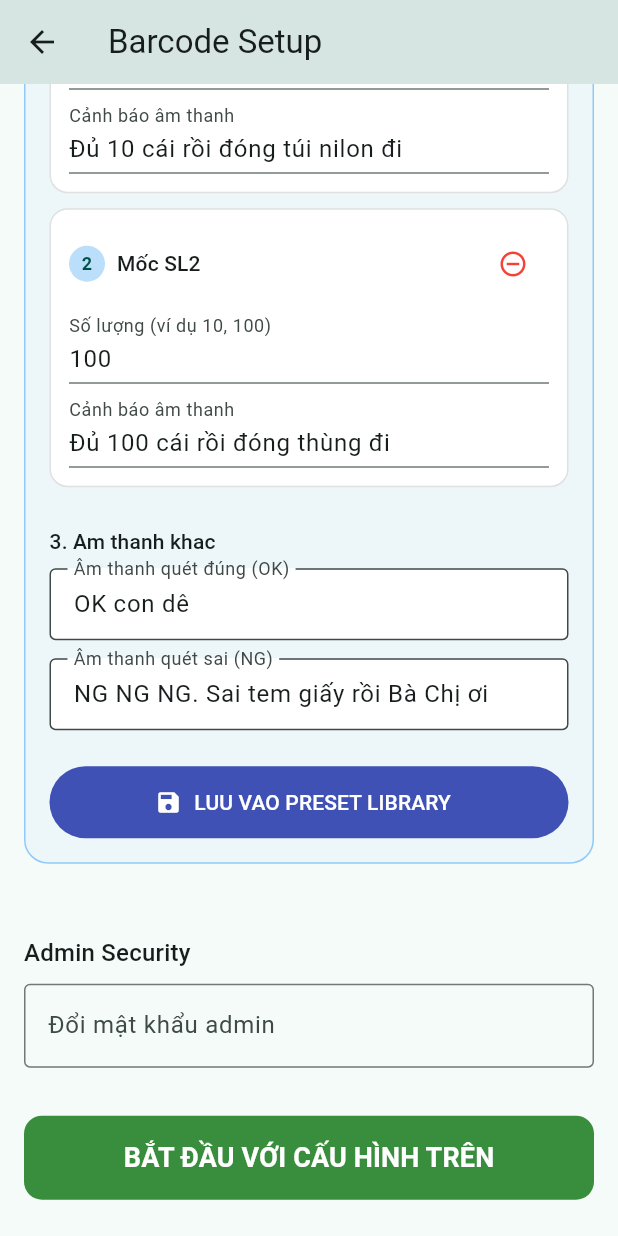
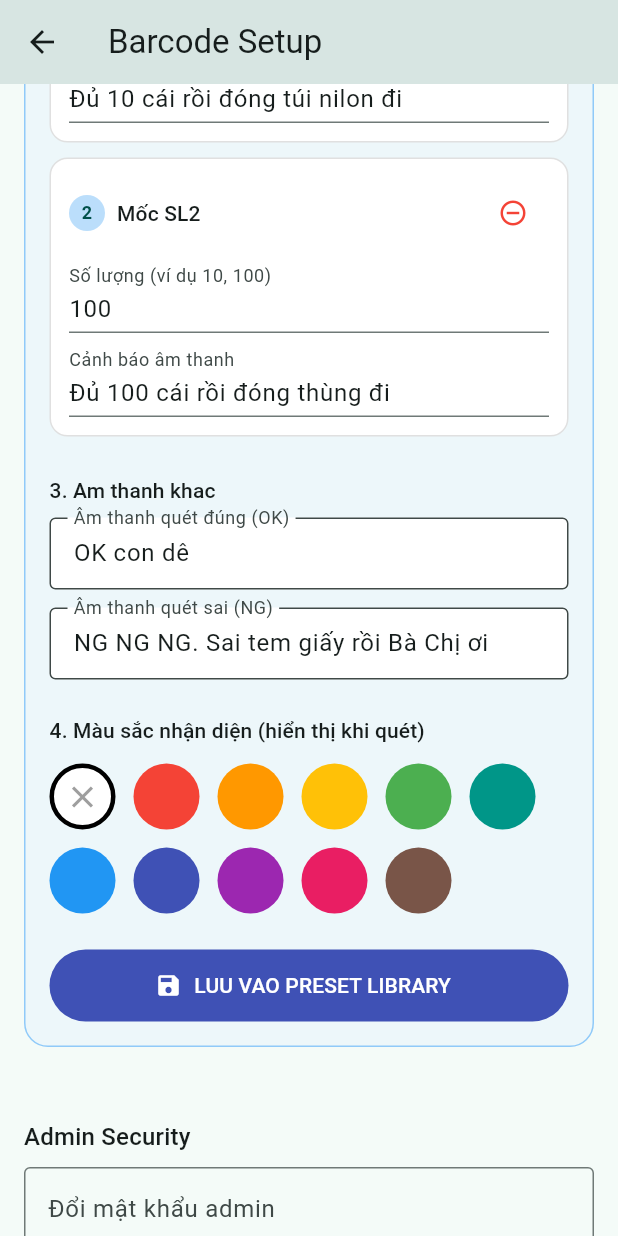
Before and after one commit to viethoangmt22/BarcodeCounter, a Flutter app: the SetupScreen screen opened directly, scrolled down 576 dp, after a tap on "LUU VAO PRESET LIBRARY", on a phone screen of 412 x 824 dp. Run offline on Flutter 3.47's test engine with Material 3 defaults, Android fonts, the phone set to English and light mode, and no system bars; our stand-ins replace flutter_tts, shared_preferences; missing offline and left inert: mobile_scanner; accounts and stored records are empty.

Commit message:
Them mau

```diff
--- a/lib/models/scan_config.dart
+++ b/lib/models/scan_config.dart
@@ -22,12 +22,14 @@ class ScanConfig {
     required this.okMessage,
     required this.ngMessage,
     required this.alertLevels,
+    this.colorValue,
   });
 
   final List<String> requiredCodes;
   final String okMessage;
   final String ngMessage;
   final List<ScanAlertLevel> alertLevels;
+  final int? colorValue;
 
   String get masterCode => requiredCodes.isNotEmpty ? requiredCodes.first : '';
 
@@ -62,6 +64,7 @@ class ScanConfig {
         ),
         ScanAlertLevel(quantity: 100, message: 'Đủ 100 cái rồi đóng thùng đi'),
       ],
+      colorValue: null,
     );
   }
 
@@ -71,6 +74,7 @@ class ScanConfig {
       'okMessage': okMessage,
       'ngMessage': ngMessage,
       'alertLevels': alertLevels.map((level) => level.toJson()).toList(),
+      'colorValue': colorValue,
     };
   }
 
@@ -97,6 +101,7 @@ class ScanConfig {
       okMessage: (json['okMessage'] as String?) ?? '',
       ngMessage: (json['ngMessage'] as String?) ?? '',
       alertLevels: levels.isEmpty ? ScanConfig.defaults().alertLevels : levels,
+      colorValue: json['colorValue'] as int?,
     );
   }
 }
--- a/lib/screens/setup_screen.dart
+++ b/lib/screens/setup_screen.dart
@@ -39,8 +39,22 @@ class _SetupScreenState extends State<SetupScreen> {
   final List<_AlertLevelDraft> _levelDrafts = [];
   final List<ScanPreset> _presets = [];
 
+  static const List<Color> _presetColors = [
+    Colors.red,
+    Colors.orange,
+    Colors.amber,
+    Colors.green,
+    Colors.teal,
+    Colors.blue,
+    Colors.indigo,
+    Colors.purple,
+    Colors.pink,
+    Colors.brown,
+  ];
+
   bool _loading = true;
   int _requiredBarcodeCount = 1;
+  int? _selectedColorValue;
 
   @override
   void initState() {
@@ -83,6 +97,8 @@ class _SetupScreenState extends State<SetupScreen> {
           ),
         );
 
+      _selectedColorValue = config.colorValue;
+
       if (_levelDrafts.isEmpty) {
         _addAlertLevel();
         _addAlertLevel();
@@ -116,6 +132,8 @@ class _SetupScreenState extends State<SetupScreen> {
             ),
           ),
         );
+
+      _selectedColorValue = preset.config.colorValue;
 
       if (_levelDrafts.isEmpty) {
         _addAlertLevel();
@@ -205,6 +223,7 @@ class _SetupScreenState extends State<SetupScreen> {
       okMessage: okMessage,
       ngMessage: ngMessage,
       alertLevels: levels,
+      colorValue: _selectedColorValue,
     );
   }
 
@@ -320,6 +339,16 @@ class _SetupScreenState extends State<SetupScreen> {
                             children: [
                               Row(
                                 children: [
+                                  if (preset.config.colorValue != null)
+                                    Container(
+                                      margin: const EdgeInsets.only(right: 8),
+                                      width: 16,
+                                      height: 16,
+                                      decoration: BoxDecoration(
+                                        shape: BoxShape.circle,
+                                        color: Color(preset.config.colorValue!),
+                                      ),
+                                    ),
                                   Expanded(
                                     child: Text(
                                       preset.name,
@@ -336,8 +365,9 @@ class _SetupScreenState extends State<SetupScreen> {
                                     preset.requiredCodes.length == 2
                                         ? 'Dual'
                                         : 'Single',
-                                    style:
-                                        Theme.of(context).textTheme.labelSmall,
+                                    style: Theme.of(
+                                      context,
+                                    ).textTheme.labelSmall,
                                   ),
                                 ],
                               ),
@@ -359,8 +389,10 @@ class _SetupScreenState extends State<SetupScreen> {
                                     child: OutlinedButton.icon(
                                       onPressed: () =>
                                           _applyPresetToForm(preset),
-                                      icon: const Icon(Icons.edit_outlined,
-                                          size: 18),
+                                      icon: const Icon(
+                                        Icons.edit_outlined,
+                                        size: 18,
+                                      ),
                                       label: const Text('Nap preset'),
                                     ),
                                   ),
@@ -371,8 +403,10 @@ class _SetupScreenState extends State<SetupScreen> {
                                       style: FilledButton.styleFrom(
                                         foregroundColor: Colors.red.shade700,
                                       ),
-                                      icon: const Icon(Icons.delete_outline,
-                                          size: 18),
+                                      icon: const Icon(
+                                        Icons.delete_outline,
+                                        size: 18,
+                                      ),
                                       label: const Text('Xoa'),
                                     ),
                                   ),
@@ -396,7 +430,8 @@ class _SetupScreenState extends State<SetupScreen> {
                       children: [
                         Text(
                           'CAU HÌNH PRESET DANG CHON',
-                          style: Theme.of(context).textTheme.titleMedium?.copyWith(
+                          style: Theme.of(context).textTheme.titleMedium
+                              ?.copyWith(
                                 color: Colors.blue.shade900,
                                 fontWeight: FontWeight.bold,
                               ),
@@ -514,7 +549,10 @@ class _SetupScreenState extends State<SetupScreen> {
                               onPressed: () {
                                 setState(_addAlertLevel);
                               },
-                              icon: const Icon(Icons.add_circle_outline, size: 20),
+                              icon: const Icon(
+                                Icons.add_circle_outline,
+                                size: 20,
+                              ),
                               label: const Text('Them'),
                             ),
                           ],
@@ -541,30 +579,34 @@ class _SetupScreenState extends State<SetupScreen> {
                                         child: Text(
                                           '${index + 1}',
                                           style: const TextStyle(
-                                              fontSize: 12,
-                                              fontWeight: FontWeight.bold),
+                                            fontSize: 12,
+                                            fontWeight: FontWeight.bold,
+                                          ),
                                         ),
                                       ),
                                       const SizedBox(width: 8),
                                       Expanded(
                                         child: Text(
                                           'Mốc SL${index + 1}',
-                                          style: Theme.of(context)
-                                              .textTheme
-                                              .titleSmall,
+                                          style: Theme.of(
+                                            context,
+                                          ).textTheme.titleSmall,
                                         ),
                                       ),
                                       if (_levelDrafts.length > 1)
                                         IconButton(
                                           onPressed: () {
                                             setState(() {
-                                              final removed =
-                                                  _levelDrafts.removeAt(index);
+                                              final removed = _levelDrafts
+                                                  .removeAt(index);
                                               removed.dispose();
                                             });
                                           },
-                                          icon: const Icon(Icons.remove_circle_outline,
-                                              size: 20, color: Colors.red),
+                                          icon: const Icon(
+                                            Icons.remove_circle_outline,
+                                            size: 20,
+                                            color: Colors.red,
+                                          ),
                                         ),
                                     ],
                                   ),
@@ -648,6 +690,52 @@ class _SetupScreenState extends State<SetupScreen> {
                           },
                         ),
                         const SizedBox(height: 24),
+                        Text(
+                          '4. Màu sắc nhận diện (hiển thị khi quét)',
+                          style: Theme.of(context).textTheme.titleSmall,
+                        ),
+                        const SizedBox(height: 12),
+                        Wrap(
+                          spacing: 12,
+                          runSpacing: 12,
+                          children: [
+                            InkWell(
+                              onTap: () => setState(() => _selectedColorValue = null),
+                              customBorder: const CircleBorder(),
+                              child: Container(
+                                width: 44,
+                                height: 44,
+                                decoration: BoxDecoration(
+                                  shape: BoxShape.circle,
+                                  color: Colors.white,
+                                  border: Border.all(
+                                    color: _selectedColorValue == null ? Colors.black : Colors.grey.shade400,
+                                    width: _selectedColorValue == null ? 3 : 1,
+                                  ),
+                                ),
+                                child: const Icon(Icons.close, color: Colors.grey),
+                              ),
+                            ),
+                            ..._presetColors.map((color) => InkWell(
+                              onTap: () => setState(() => _selectedColorValue = color.value),
+                              customBorder: const CircleBorder(),
+                              child: Container(
+                                width: 44,
+                                height: 44,
+                                decoration: BoxDecoration(
+                                  shape: BoxShape.circle,
+                                  color: color,
+                                  border: Border.all(
+                                    color: _selectedColorValue == color.value ? Colors.black : Colors.transparent,
+                                    width: _selectedColorValue == color.value ? 3 : 1,
+                                  ),
+                                ),
+                                child: _selectedColorValue == color.value ? const Icon(Icons.check, color: Colors.white) : null,
+                              ),
+                            )),
+                          ],
+                        ),
+                        const SizedBox(height: 24),
                         FilledButton.icon(
                           onPressed: _savePreset,
                           style: FilledButton.styleFrom(
@@ -686,8 +774,10 @@ class _SetupScreenState extends State<SetupScreen> {
                     ),
                     child: const Text(
                       'BẮT ĐẦU VỚI CẤU HÌNH TRÊN',
-                      style:
-                          TextStyle(fontSize: 18, fontWeight: FontWeight.bold),
+                      style: TextStyle(
+                        fontSize: 18,
+                        fontWeight: FontWeight.bold,
+                      ),
                     ),
                   ),
                   const SizedBox(height: 24),
--- a/lib/services/prefs_service.dart
+++ b/lib/services/prefs_service.dart
@@ -10,6 +10,7 @@ class PrefsService {
   static const _okMessageKey = 'ok_message';
   static const _ngMessageKey = 'ng_message';
   static const _levelsKey = 'alert_levels';
+  static const _colorValueKey = 'color_value';
   static const _adminPasswordKey = 'admin_password';
   static const _presetsKey = 'scan_presets';
   static const _lastUsedPreset1Key = 'last_used_preset_1';
@@ -37,12 +38,14 @@ class PrefsService {
 
     final levelsRaw = prefs.getString(_levelsKey);
     final levels = _parseLevels(levelsRaw, prefs);
+    final colorValue = prefs.getInt(_colorValueKey);
 
     return ScanConfig(
       requiredCodes: requiredCodes,
       okMessage: okMessage,
       ngMessage: ngMessage,
       alertLevels: levels,
+      colorValue: colorValue,
     );
   }
 
@@ -143,6 +146,11 @@ class PrefsService {
       _levelsKey,
       jsonEncode(normalizedLevels.map((e) => e.toJson()).toList()),
     );
+    if (config.colorValue != null) {
+      await prefs.setInt(_colorValueKey, config.colorValue!);
+    } else {
+      await prefs.remove(_colorValueKey);
+    }
   }
 
   Future<String> getAdminPassword() async {
```
Also changed, not shown: lib/screens/scanner_screen.dart (+13 -1 lines), lib/screens/user_home_screen.dart (+21 -2 lines).
